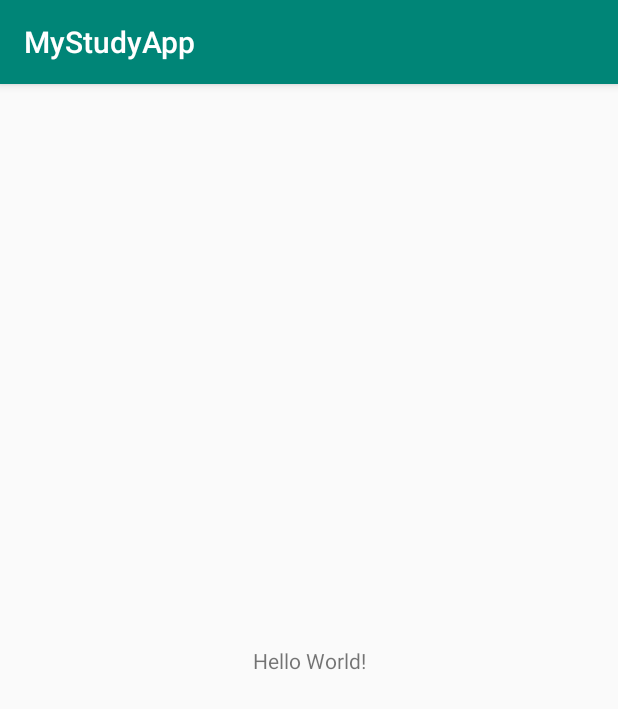
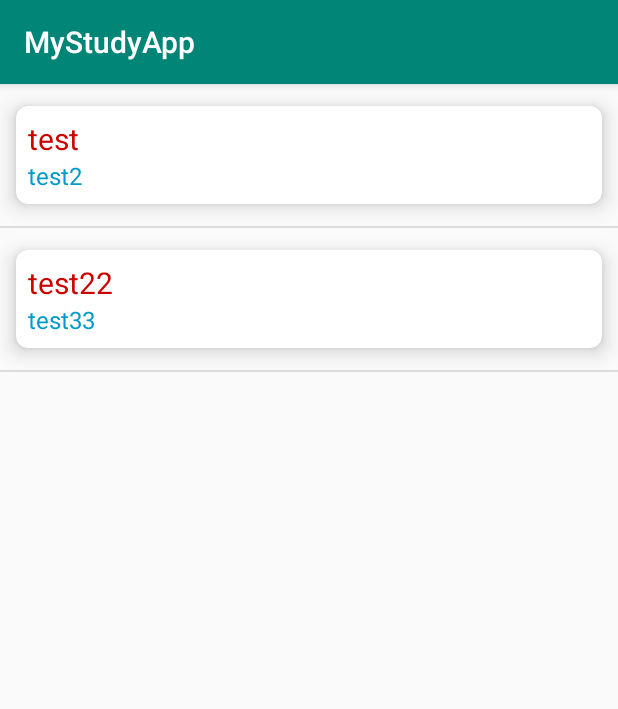
Before and after one commit to Mo0k94/MyStudyApp, an Android app: the screen it shows after launch (MainActivity before the commit, ListViewActivity after it), on a phone screen of 412 x 824 dp. Shown: the top 709 px of the screen. Run offline under Robolectric (Android 15) with nearby library versions, the phone set to English and light mode, and no system bars.

Commit message:
1. ListView 구현 2. 옵션 메뉴 구현

```diff
--- a/app/build.gradle
+++ b/app/build.gradle
@@ -22,6 +22,7 @@ dependencies {
     implementation fileTree(dir: 'libs', include: ['*.jar'])
     implementation 'com.android.support:appcompat-v7:28.0.0'
     implementation 'com.android.support.constraint:constraint-layout:1.1.3'
+    implementation 'com.android.support:design:28.0.0'
     testImplementation 'junit:junit:4.12'
     androidTestImplementation 'com.android.support.test:runner:1.0.2'
     androidTestImplementation 'com.android.support.test.espresso:espresso-core:3.0.2'
--- a/app/src/main/AndroidManifest.xml
+++ b/app/src/main/AndroidManifest.xml
@@ -9,13 +9,15 @@
         android:roundIcon="@mipmap/ic_launcher_round"
         android:supportsRtl="true"
         android:theme="@style/AppTheme">
-        <activity android:name=".MainActivity">
+
+        <activity android:name=".ListViewActivity">
             <intent-filter>
                 <action android:name="android.intent.action.MAIN" />
 
                 <category android:name="android.intent.category.LAUNCHER" />
             </intent-filter>
         </activity>
+        <activity android:name=".MainActivity"></activity>
     </application>
 
 </manifest>
--- /dev/null
+++ b/app/src/main/java/com/example/mystudyapp/ListItem.java
@@ -0,0 +1,54 @@
+package com.example.mystudyapp;
+
+import java.io.Serializable;
+
+/**
+ * Created by user on 2018-01-01.
+ */
+
+public class ListItem implements Serializable {
+
+    private String title;
+    private String title2;
+    private Class cls;
+    public ListItem(String title, String title2,Class cls) {
+        this.title = title;
+        this.title2= title2;
+        this.cls = cls;
+
+    }
+
+
+    public String getTitle() {
+        return title;
+    }
+
+    public void setTitle(String title) {
+        this.title = title;
+    }
+
+    public String getTitle2() {
+        return title2;
+    }
+
+    public void setTitle2(String title2) {
+        this.title2 = title2;
+    }
+
+    public Class getCls() {
+        return cls;
+    }
+
+    public void setCls(Class cls) {
+        this.cls = cls;
+    }
+
+    @Override
+    public String toString() {
+        return "ListItem{" +
+                "title='" + title + '\'' +
+                ", title2='" + title2 + '\'' +
+                ", cls=" + cls +
+                '}';
+    }
+}
--- /dev/null
+++ b/app/src/main/java/com/example/mystudyapp/ListViewActivity.java
@@ -0,0 +1,55 @@
+package com.example.mystudyapp;
+
+import android.content.Intent;
+import android.support.v7.app.AppCompatActivity;
+import android.os.Bundle;
+import android.view.View;
+import android.widget.AdapterView;
+import android.widget.ListView;
+import android.widget.Toast;
+
+import java.util.ArrayList;
+import java.util.HashMap;
+import java.util.Map;
+
+public class ListViewActivity extends AppCompatActivity {
+
+
+
+    private ListView mListView;
+    private ArrayList<ListItem> mDataList;
+    @Override
+    protected void onCreate(Bundle savedInstanceState) {
+        super.onCreate(savedInstanceState);
+        setContentView(R.layout.activity_list_view);
+
+        mListView = findViewById(R.id.list_view);
+
+        //데이터터
+        mDataList = new ArrayList<>();
+
+
+        addItem("test","test2",MainActivity.class);
+        addItem("test22","test33",MainActivity.class);
+
+        MyAdapter adapter = new MyAdapter(mDataList);
+
+        mListView.setAdapter(adapter);
+
+        //이벤트
+        mListView.setOnItemClickListener(new AdapterView.OnItemClickListener() {
+            @Override
+            public void onItemClick(AdapterView<?> parent, View view, int position, long id) {
+                Intent intent = new Intent(getApplicationContext(),mDataList.get(position).getCls());
+                Toast.makeText(ListViewActivity.this, mDataList.get(position).getTitle() + "로 이동!", Toast.LENGTH_SHORT).show();
+                startActivity(intent);
+            }
+        });
+    }
+
+    private void addItem(String title, String title2, Class cls){
+        ListItem item = new ListItem(title,title2,cls);
+        mDataList.add(item);
+    }
+
+}
--- /dev/null
+++ b/app/src/main/java/com/example/mystudyapp/MyAdapter.java
@@ -0,0 +1,77 @@
+package com.example.mystudyapp;
+
+import android.view.LayoutInflater;
+import android.view.View;
+import android.view.ViewGroup;
+import android.widget.BaseAdapter;
+import android.widget.TextView;
+
+import java.util.ArrayList;
+import java.util.List;
+import java.util.Map;
+
+public class MyAdapter extends BaseAdapter {
+    private List<ListItem> mData;
+    public MyAdapter(ArrayList<ListItem> listitem) {
+        mData = listitem;
+
+    }
+
+
+    @Override
+    public int getCount() {
+        return mData.size();
+    }
+
+    @Override
+    public Object getItem(int position) {
+        return mData.get(position);
+    }
+
+    @Override
+    public long getItemId(int position) {
+        return position;
+    }
+
+
+    @Override
+    public View getView(int position, View convertView, ViewGroup parent) {
+        ViewHolder viewHolder;
+        //convertView : 재사용 되는뷰
+        if (convertView == null) {
+            viewHolder = new ViewHolder();
+
+            //뷰를 새로 만들 때
+            convertView = LayoutInflater.from(parent.getContext())
+                    .inflate(R.layout.list,parent,false);
+
+            // 레이아웃 들고 오기
+            TextView titleTextView = (TextView) convertView.findViewById(R.id.title_txt);
+            TextView title2TextView = (TextView) convertView.findViewById(R.id.title2_txt);
+            viewHolder.titleTextView = titleTextView;
+            viewHolder.title2TextView = title2TextView;
+
+            convertView.setTag(viewHolder);
+        }else {
+            // 재사용 할 때
+            viewHolder = (ViewHolder) convertView.getTag();
+        }
+
+        // 데이터
+        ListItem listitem = mData.get(position);
+
+
+        // 화면에 뿌리기
+        viewHolder.titleTextView.setText(listitem.getTitle());
+        viewHolder.title2TextView.setText(listitem.getTitle2());
+
+        return convertView;
+    }
+
+
+
+    private static class ViewHolder {
+        TextView titleTextView;
+        TextView title2TextView;
+    }
+}
--- /dev/null
+++ b/app/src/main/res/layout/activity_list_view.xml
@@ -0,0 +1,14 @@
+<?xml version="1.0" encoding="utf-8"?>
+<android.support.constraint.ConstraintLayout xmlns:android="http://schemas.android.com/apk/res/android"
+    xmlns:app="http://schemas.android.com/apk/res-auto"
+    xmlns:tools="http://schemas.android.com/tools"
+    android:layout_width="match_parent"
+    android:layout_height="match_parent"
+    tools:context=".ListViewActivity">
+
+
+    <ListView
+        android:id="@+id/list_view"
+        android:layout_width="match_parent"
+        android:layout_height="match_parent"/>
+</android.support.constraint.ConstraintLayout>
--- /dev/null
+++ b/app/src/main/res/layout/list.xml
@@ -0,0 +1,35 @@
+<?xml version="1.0" encoding="utf-8"?>
+<android.support.v7.widget.CardView xmlns:android="http://schemas.android.com/apk/res/android"
+    xmlns:app="http://schemas.android.com/apk/res-auto"
+    xmlns:tools="http://schemas.android.com/tools"
+    android:layout_width="match_parent"
+    android:layout_height="wrap_content"
+    app:cardCornerRadius="8dp"
+    app:cardElevation="8dp"
+    app:cardUseCompatPadding="true">
+
+    <LinearLayout
+        android:layout_width="match_parent"
+        android:layout_height="wrap_content"
+        android:orientation="vertical"
+        android:padding="8dp"
+        android:id="@+id/Linear1">
+
+       <TextView
+           android:text="Title"
+           android:id="@+id/title_txt"
+           android:layout_width="wrap_content"
+           android:layout_height="wrap_content"
+           android:textColor="@android:color/holo_red_dark"
+           android:textSize="20sp"/>
+
+        <TextView
+            android:text="Title2"
+            android:id="@+id/title2_txt"
+            android:layout_width="wrap_content"
+            android:layout_height="wrap_content"
+            android:textColor="@android:color/holo_blue_dark"
+            android:textSize="16sp"/>
+    </LinearLayout>
+
+</android.support.v7.widget.CardView>
--- /dev/null
+++ b/app/src/main/res/values/dimens.xml
@@ -0,0 +1,3 @@
+<resources>
+    <dimen name="fab_margin">16dp</dimen>
+</resources>
```
Also changed, not shown: app/src/main/java/com/example/mystudyapp/MainActivity.java (+33 -0 lines), app/src/main/res/menu/menu_main.xml (added, +17 -0 lines).
